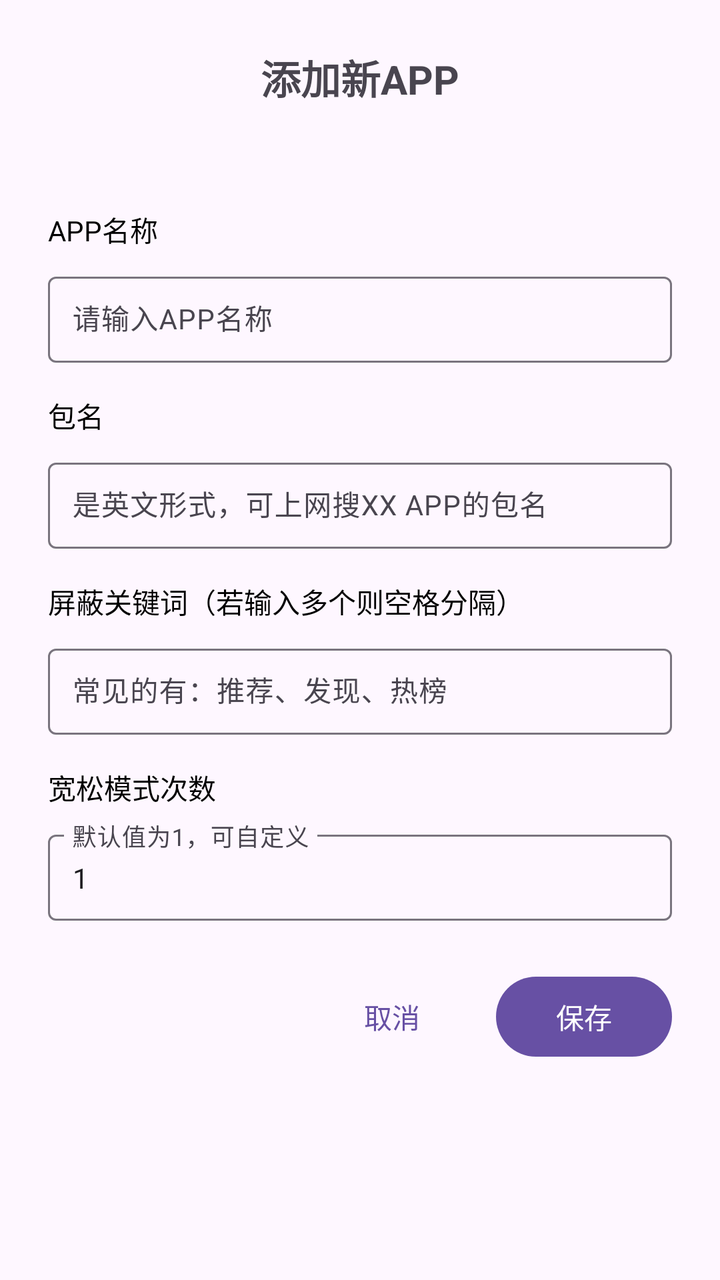
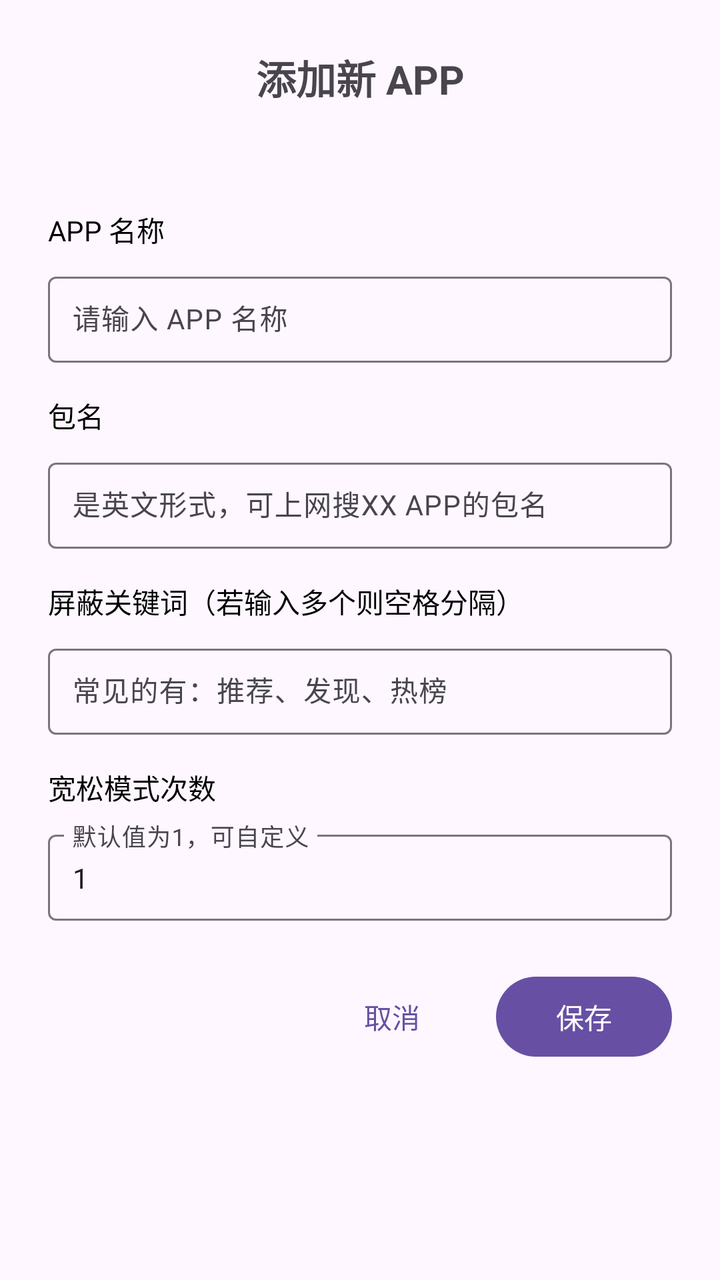

The first picture is an Android layout as it rendered before a commit; the second is the same layout after the commit. The layout source and the unified diff follow.
<!-- AndroidManifest.xml: application theme Theme.Basic -->
<!-- res/layout/dialog_add_app.xml -->
<?xml version="1.0" encoding="utf-8"?>
<LinearLayout xmlns:android="http://schemas.android.com/apk/res/android"
    xmlns:app="http://schemas.android.com/apk/res-auto"
    android:layout_width="match_parent"
    android:layout_height="wrap_content"
    android:orientation="vertical"
    android:padding="24dp">

    <TextView
        android:layout_width="match_parent"
        android:layout_height="wrap_content"
        android:text="添加新APP"
        android:textSize="20sp"
        android:textStyle="bold"
        android:gravity="center"
        android:layout_marginBottom="8dp" />

    <TextView
        android:layout_width="match_parent"
        android:layout_height="wrap_content"
        android:text=""
        android:textSize="14sp"
        android:textColor="#999999"
        android:gravity="start"
        android:layout_marginBottom="24dp" />

    
    <TextView
        android:layout_width="match_parent"
        android:layout_height="wrap_content"
        android:text="APP名称"
        android:textSize="14sp"
        android:textColor="@android:color/black"
        android:layout_marginBottom="8dp" />

    <com.google.android.material.textfield.TextInputLayout
        android:layout_width="match_parent"
        android:layout_height="wrap_content"
        android:layout_marginBottom="16dp"
        android:hint="请输入APP名称"
        app:hintTextColor="#757575"
        style="@style/Widget.Material3.TextInputLayout.OutlinedBox">

        <com.google.android.material.textfield.TextInputEditText
            android:id="@+id/et_app_name"
            android:layout_width="match_parent"
            android:layout_height="wrap_content"
            android:inputType="text"
            android:maxLines="1"
            android:textSize="14sp"
            android:padding="12dp" />

    </com.google.android.material.textfield.TextInputLayout>

    
    <TextView
        android:layout_width="match_parent"
        android:layout_height="wrap_content"
        android:text="包名"
        android:textSize="14sp"
        android:textColor="@android:color/black"
        android:layout_marginBottom="8dp" />

    <com.google.android.material.textfield.TextInputLayout
        android:layout_width="match_parent"
        android:layout_height="wrap_content"
        android:layout_marginBottom="16dp"
        android:hint="是英文形式，可上网搜XX APP的包名"
        app:hintTextColor="#757575"
        style="@style/Widget.Material3.TextInputLayout.OutlinedBox">

        <com.google.android.material.textfield.TextInputEditText
            android:id="@+id/et_package_name"
            android:layout_width="match_parent"
            android:layout_height="wrap_content"
            android:inputType="text"
            android:maxLines="1"
            android:textSize="14sp"
            android:padding="12dp" />

    </com.google.android.material.textfield.TextInputLayout>

    
    <TextView
        android:layout_width="match_parent"
        android:layout_height="wrap_content"
        android:text="屏蔽关键词（若输入多个则空格分隔）"
        android:textSize="14sp"
        android:textColor="@android:color/black"
        android:layout_marginBottom="8dp" />

    <com.google.android.material.textfield.TextInputLayout
        android:layout_width="match_parent"
        android:layout_height="wrap_content"
        android:layout_marginBottom="16dp"
        android:hint="常见的有：推荐、发现、热榜"
        app:hintTextColor="#757575"
        style="@style/Widget.Material3.TextInputLayout.OutlinedBox">

        <com.google.android.material.textfield.TextInputEditText
            android:id="@+id/et_target_word"
            android:layout_width="match_parent"
            android:layout_height="wrap_content"
            android:inputType="text"
            android:maxLines="1"
            android:textSize="14sp"
            android:padding="12dp" />

    </com.google.android.material.textfield.TextInputLayout>

    
    <TextView
        android:layout_width="match_parent"
        android:layout_height="wrap_content"
        android:text="宽松模式次数"
        android:textSize="14sp"
        android:textColor="@android:color/black"
        android:layout_marginBottom="8dp" />

    <com.google.android.material.textfield.TextInputLayout
        android:layout_width="match_parent"
        android:layout_height="wrap_content"
        android:layout_marginBottom="24dp"
        android:hint="默认值为1，可自定义"
        app:hintTextColor="#757575"
        style="@style/Widget.Material3.TextInputLayout.OutlinedBox">

        <com.google.android.material.textfield.TextInputEditText
            android:id="@+id/et_relaxed_limit_count"
            android:layout_width="match_parent"
            android:layout_height="wrap_content"
            android:inputType="number"
            android:maxLines="1"
            android:text="1"
            android:textSize="14sp"
            android:padding="12dp" />

    </com.google.android.material.textfield.TextInputLayout>

    <LinearLayout
        android:layout_width="match_parent"
        android:layout_height="wrap_content"
        android:orientation="horizontal"
        android:gravity="end">

        <Button
            android:id="@+id/btn_cancel"
            android:layout_width="wrap_content"
            android:layout_height="wrap_content"
            android:text="取消"
            android:layout_marginEnd="8dp"
            style="@style/Widget.Material3.Button.TextButton" />

        <Button
            android:id="@+id/btn_save"
            android:layout_width="wrap_content"
            android:layout_height="wrap_content"
            android:text="保存"
            style="@style/Widget.Material3.Button" />

    </LinearLayout>

</LinearLayout>
<!-- resources referenced by this layout -->
<resources>
  <style name="Theme.Basic" parent="Base.Theme.Basic" />
  <style name="Base.Theme.Basic" parent="Theme.Material3.DayNight.NoActionBar">
          
          
      </style>
</resources>

<!-- the commit's change to res/layout/dialog_add_app.xml (unified diff, before → after) -->
@@ -9,7 +9,7 @@
     <TextView
         android:layout_width="match_parent"
         android:layout_height="wrap_content"
-        android:text="添加新APP"
+        android:text="添加新 APP"
         android:textSize="20sp"
         android:textStyle="bold"
         android:gravity="center"
@@ -28,7 +28,7 @@
     <TextView
         android:layout_width="match_parent"
         android:layout_height="wrap_content"
-        android:text="APP名称"
+        android:text="APP 名称"
         android:textSize="14sp"
         android:textColor="@android:color/black"
         android:layout_marginBottom="8dp" />
@@ -37,7 +37,7 @@
         android:layout_width="match_parent"
         android:layout_height="wrap_content"
         android:layout_marginBottom="16dp"
-        android:hint="请输入APP名称"
+        android:hint="请输入 APP 名称"
         app:hintTextColor="#757575"
         style="@style/Widget.Material3.TextInputLayout.OutlinedBox">
 
